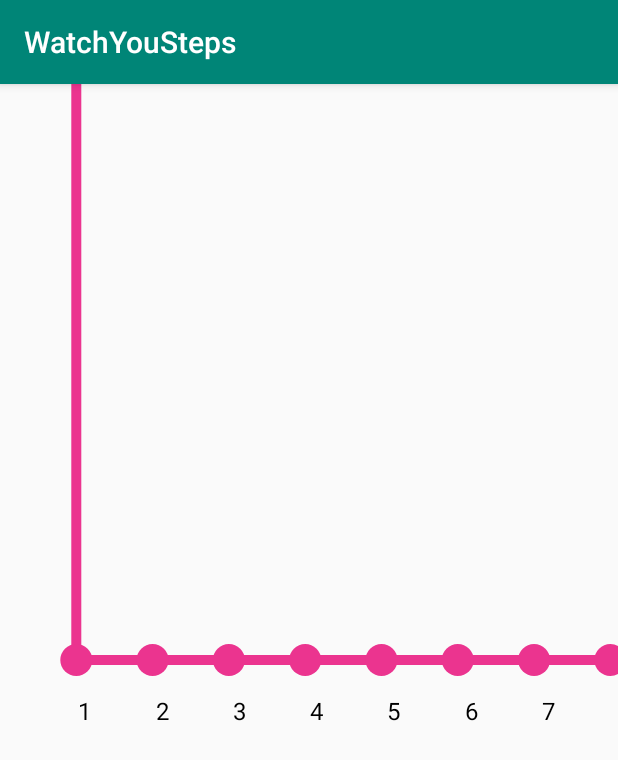
After one commit to Droidverine/WatchYouSteps, an Android app: the GraphiewActivity screen opened directly, with no data from a screen before it, on a phone screen of 412 x 824 dp. The commit adds this screen. Shown: the top 760 px of the screen. Run offline under Robolectric (Android 15) with nearby library versions, the phone set to English and light mode, and no system bars.

Commit message:
Bracket 4 Partially completed, implemented graph for x axis

```diff
--- /dev/null
+++ b/app/src/main/java/com/droidverine/watchyousteps/GraphCusotmView.java
@@ -0,0 +1,108 @@
+package com.droidverine.watchyousteps;
+
+import android.content.Context;
+import android.graphics.Canvas;
+import android.graphics.Color;
+import android.graphics.Paint;
+import android.graphics.Path;
+import android.text.TextPaint;
+import android.util.AttributeSet;
+import android.util.Log;
+import android.view.View;
+
+import androidx.annotation.Nullable;
+
+public class GraphCusotmView extends View {
+    public static boolean LINE = true;
+
+    private Paint paint;
+    private float[] values;
+    private String[] str;
+    private String[] verlabels;
+    private String title;
+    private boolean type;
+    Context context;
+
+    public GraphCusotmView(Context context) {
+        super(context);
+    }
+
+    public GraphCusotmView(Context context, @Nullable AttributeSet attrs) {
+        super(context, attrs);
+    }
+
+    public GraphCusotmView(Context context, @Nullable AttributeSet attrs, int defStyleAttr) {
+        super(context, attrs, defStyleAttr);
+    }
+
+    public GraphCusotmView(Context context, @Nullable AttributeSet attrs, int defStyleAttr, int defStyleRes) {
+        super(context, attrs, defStyleAttr, defStyleRes);
+    }
+
+
+    @Override
+    protected void onDraw(Canvas canvas) {
+        super.onDraw(canvas);
+        paint = new Paint(Paint.ANTI_ALIAS_FLAG);
+        int cellWidth = 100 /100 ;
+
+        paint.setColor(Color.rgb(235, 52, 143));
+        paint.setStrokeWidth(10);
+
+        canvas.drawRect(getWidth()/8.1f,0, getWidth()/8.1f, getHeight(),paint);
+        //vertical
+        canvas.drawLine(getWidth()/8.1f,0, getWidth()/8.1f,  getHeight()/2,paint);
+        // horizantal
+        canvas.drawLine(getWidth()/8.1f,getHeight()/2, getWidth(), getHeight()/2,paint);
+        //canvas.drawOval(0,0,1000,1000,paint);
+        Paint myPaint = new Paint();
+
+        myPaint.setStrokeWidth(50);
+        myPaint.setColor(Color.BLACK);
+      //  canvas.drawLine(getWidth()/8.1f,getHeight()/2, 221, 222,paint);
+        /*
+        Path path = new Path();
+        path.moveTo(getWidth()/8.1f,getHeight()/2);
+       // canvas.drawPath(path, paint);
+        path.lineTo(111, 333);
+
+
+        paint.setStrokeWidth(50);
+        paint.setColor(Color.BLACK);
+        canvas.drawPath(path,paint);
+        path.close();
+        */
+        Path path = new Path();
+       /// path.setFillType(Path.FillType.EVEN_ODD);
+        path.moveTo(getWidth()/8.1f, getHeight()/2);          //<----- keep only this call to moveTo()
+       // path.lineTo(getWidth()/8.1f , getHeight());
+          //<----- remove this call
+       // path.close();
+        canvas.drawPath(path,paint);
+        TextPaint textPaint = new TextPaint();
+        textPaint.setAntiAlias(true);
+        textPaint.setTextSize(16 * getResources().getDisplayMetrics().density);
+        textPaint.setColor(0xFF000000);
+        for(int i=1;i<100;i++)
+        {
+            Log.d("widthghe",""+i);
+        canvas.drawCircle((getWidth()/8.1f)*i,(getHeight()/2), 16, paint);
+
+       //     canvas.drawText(""+i,(getWidth()/8.1f)*i,(getHeight()/2)+60, textPaint);
+
+            canvas.drawText(""+i,((getWidth()/8.1f)*i)+(i + 1) * cellWidth,(getHeight()/2)+60, textPaint);
+
+        }
+        for(int i=10;i>0;i--)
+        {
+           // canvas.drawCircle((getWidth()/8.1f),(getHeight()/2)/i, 25, paint);
+        }
+        canvas.translate(getWidth()/8.1f, getHeight()/2);
+        for(int j=0;j<10;j++)
+        {
+          //  canvas.drawLine((getWidth()/8.1f)*k,(getHeight()/2), 25, paint);
+             //canvas.drawLine((*j,(getHeight()/2)-50, (getWidth()/8.1f)*j+50,(getWidth()/8.1f)*j+50, paint);
+
+        }
+
+    }}
--- /dev/null
+++ b/app/src/main/java/com/droidverine/watchyousteps/GraphiewActivity.java
@@ -0,0 +1,16 @@
+package com.droidverine.watchyousteps;
+
+import androidx.appcompat.app.AppCompatActivity;
+
+import android.os.Bundle;
+
+public class GraphiewActivity extends AppCompatActivity {
+
+    @Override
+    protected void onCreate(Bundle savedInstanceState) {
+        super.onCreate(savedInstanceState);
+        setContentView(R.layout.activity_graphiew);
+
+
+    }
+}
--- /dev/null
+++ b/app/src/main/res/layout/activity_graphiew.xml
@@ -0,0 +1,12 @@
+<?xml version="1.0" encoding="utf-8"?>
+<androidx.constraintlayout.widget.ConstraintLayout xmlns:android="http://schemas.android.com/apk/res/android"
+    xmlns:app="http://schemas.android.com/apk/res-auto"
+    xmlns:tools="http://schemas.android.com/tools"
+    android:layout_width="match_parent"
+    android:layout_height="match_parent"
+    tools:context=".GraphiewActivity">
+    <com.droidverine.watchyousteps.GraphCusotmView
+        android:layout_width="match_parent"
+        android:layout_height="match_parent"/>
+
+</androidx.constraintlayout.widget.ConstraintLayout>
```
Also changed, not shown: app/src/main/AndroidManifest.xml (+5 -3 lines), app/src/main/java/com/droidverine/watchyousteps/MainActivity.java (+45 -1 lines).
